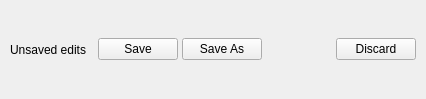
This is gui/overlays/saveconfirmoverlay.ui in do-i/thumbgrid as Qt 5 draws it before an edit. The edited form follows.
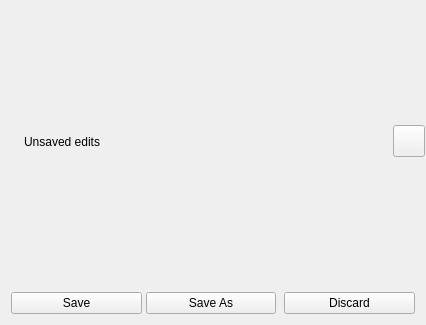
This is the edited form. Icons and pictures are not drawn.

Patch:
```diff
--- a/gui/overlays/saveconfirmoverlay.ui
+++ b/gui/overlays/saveconfirmoverlay.ui
@@ -7,21 +7,129 @@
     <x>0</x>
     <y>0</y>
     <width>426</width>
-    <height>99</height>
+    <height>325</height>
    </rect>
   </property>
   <property name="windowTitle">
    <string>Form</string>
   </property>
+  <layout class="QVBoxLayout" name="verticalLayout">
+   <property name="spacing">
+    <number>10</number>
+   </property>
+   <property name="sizeConstraint">
+    <enum>QLayout::SetMinAndMaxSize</enum>
+   </property>
+   <property name="leftMargin">
+    <number>1</number>
+   </property>
+   <property name="topMargin">
+    <number>1</number>
+   </property>
+   <property name="rightMargin">
+    <number>1</number>
+   </property>
+   <property name="bottomMargin">
+    <number>1</number>
+   </property>
+   <item>
+    <widget class="QWidget" name="widget" native="true">
+     <property name="accessibleName">
+      <string>OverlayHeaderWidget</string>
+     </property>
+     <layout class="QHBoxLayout" name="horizontalLayout_2">
+      <property name="sizeConstraint">
+       <enum>QLayout::SetMinimumSize</enum>
+      </property>
+      <property name="leftMargin">
+       <number>10</number>
+      </property>
+      <property name="topMargin">
+       <number>0</number>
+      </property>
+      <property name="rightMargin">
+       <number>0</number>
+      </property>
+      <property name="bottomMargin">
+       <number>0</number>
+      </property>
+      <item>
+       <widget class="QLabel" name="label_2">
+        <property name="text">
+         <string/>
+        </property>
+        <property name="pixmap">
+         <pixmap resource="../../resources.qrc">:/res/icons/buttons/open16.png</pixmap>
+        </property>
+       </widget>
+      </item>
+      <item>
+       <widget class="QLabel" name="label">
+        <property name="sizePolicy">
+         <sizepolicy hsizetype="Minimum" vsizetype="Preferred">
+          <horstretch>1</horstretch>
+          <verstretch>0</verstretch>
+         </sizepolicy>
+        </property>
+        <property name="accessibleName">
+         <string>OverlayTitleLabel</string>
+        </property>
+        <property name="text">
+         <string>Unsaved edits</string>
+        </property>
+       </widget>
+      </item>
+      <item>
+       <widget class="QPushButton" name="closeButton">
+        <property name="sizePolicy">
+         <sizepolicy hsizetype="Fixed" vsizetype="Fixed">
+          <horstretch>0</horstretch>
+          <verstretch>0</verstretch>
+         </sizepolicy>
+        </property>
+        <property name="minimumSize">
+         <size>
+          <width>32</width>
+          <height>32</height>
+         </size>
+        </property>
+        <property name="maximumSize">
+         <size>
+          <width>32</width>
+          <height>32</height>
+         </size>
+        </property>
+        <property name="focusPolicy">
+         <enum>Qt::NoFocus</enum>
+        </property>
+        <property name="accessibleName">
+         <string>OverlayCloseButton</string>
+        </property>
+        <property name="text">
+         <string/>
+        </property>
+        <property name="icon">
+         <iconset resource="../../resources.qrc">
+          <normaloff>:/res/icons/buttons/close-dim16.png</normaloff>:/res/icons/buttons/close-dim16.png</iconset>
+        </property>
+       </widget>
+      </item>
+     </layout>
+    </widget>
+   </item>
+   <item>
   <layout class="QHBoxLayout" name="horizontalLayout">
    <property name="spacing">
     <number>4</number>
    </property>
+     <property name="sizeConstraint">
+      <enum>QLayout::SetMinimumSize</enum>
+     </property>
    <property name="leftMargin">
     <number>10</number>
    </property>
    <property name="topMargin">
-    <number>10</number>
+      <number>0</number>
    </property>
    <property name="rightMargin">
     <number>10</number>
@@ -29,29 +137,6 @@
    <property name="bottomMargin">
     <number>10</number>
    </property>
-   <item>
-    <widget class="QLabel" name="textLabel">
-     <property name="text">
-      <string>Unsaved edits</string>
-     </property>
-    </widget>
-   </item>
-   <item>
-    <spacer name="horizontalSpacer">
-     <property name="orientation">
-      <enum>Qt::Horizontal</enum>
-     </property>
-     <property name="sizeType">
-      <enum>QSizePolicy::Fixed</enum>
-     </property>
-     <property name="sizeHint" stdset="0">
-      <size>
-       <width>8</width>
-       <height>10</height>
-      </size>
-     </property>
-    </spacer>
-   </item>
    <item>
     <widget class="QPushButton" name="saveButton">
      <property name="focusPolicy">
@@ -73,14 +158,17 @@
     </widget>
    </item>
    <item>
-    <spacer name="horizontalSpacer_2">
+      <spacer name="horizontalSpacer">
      <property name="orientation">
       <enum>Qt::Horizontal</enum>
      </property>
+       <property name="sizeType">
+        <enum>QSizePolicy::Fixed</enum>
+       </property>
      <property name="sizeHint" stdset="0">
       <size>
-       <width>6</width>
-       <height>20</height>
+         <width>4</width>
+         <height>10</height>
       </size>
      </property>
     </spacer>
@@ -96,6 +184,8 @@
     </widget>
    </item>
   </layout>
+   </item>
+  </layout>
  </widget>
  <resources/>
  <connections/>
```
Left out of the diff: 32 changed lines with no effect on the pictures. Lines whose indentation alone changed are shown as unchanged.
